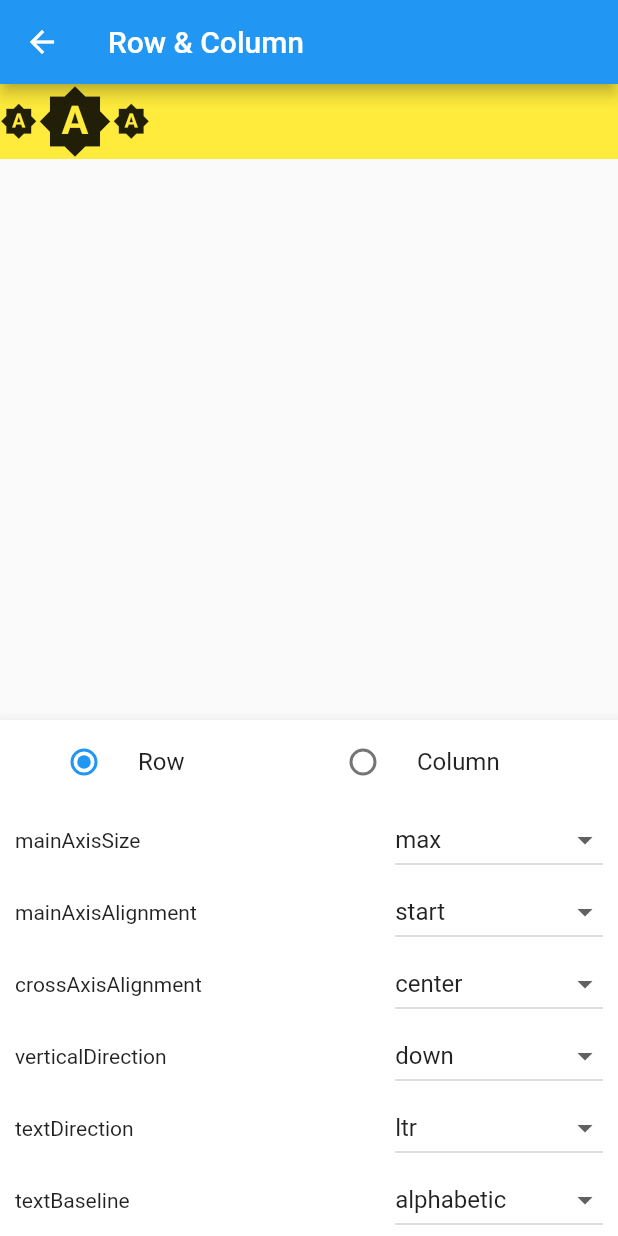
After one commit to callie-go/home-screen-listtitle, a Flutter app: the RowColumnView screen opened directly, on a phone screen of 412 x 824 dp. The commit adds this screen. Run offline on Flutter 3.47's test engine with Material 2 defaults, Android fonts, the phone set to English and light mode, and no system bars; our stand-ins replace bloc, equatable, flutter_bloc.

Commit message:
feature:row_column

```diff
--- /dev/null
+++ b/lib/src/feature/row_column/cubit/row_column_cubit.dart
@@ -0,0 +1,38 @@
+// ignore: depend_on_referenced_packages
+import 'package:bloc/bloc.dart';
+import 'package:equatable/equatable.dart';
+import 'package:flutter/cupertino.dart';
+
+part 'row_column_state.dart';
+
+class RowColumnCubit extends Cubit<RowColumnState> {
+  RowColumnCubit() : super(const RowColumnState());
+
+  void toggleIsRow() {
+    emit(state.copyWith(isRow: !state.isRow));
+  }
+
+  void onChangeMainAxisSize(MainAxisSize? newValue) {
+    emit(state.copyWith(mainAxisSize: newValue));
+  }
+
+  void onChangeMainAxisAlignment(MainAxisAlignment? newValue) {
+    emit(state.copyWith(mainAxisAlignment: newValue));
+  }
+
+  void onChangeCrossAxisAlignment(CrossAxisAlignment? newValue) {
+    emit(state.copyWith(crossAxisAlignment: newValue));
+  }
+
+  void onChangeVerticalDirection(VerticalDirection? newValue) {
+    emit(state.copyWith(verticalDirection: newValue));
+  }
+
+  void onChangeTextDirection(TextDirection? newValue) {
+    emit(state.copyWith(textDirection: newValue));
+  }
+
+  void onChangeTextBaseline(TextBaseline? newValue) {
+    emit(state.copyWith(textBaseline: newValue));
+  }
+}
--- /dev/null
+++ b/lib/src/feature/row_column/cubit/row_column_state.dart
@@ -0,0 +1,53 @@
+part of 'row_column_cubit.dart';
+
+@immutable
+class RowColumnState extends Equatable {
+  const RowColumnState({
+    this.isRow = true,
+    this.mainAxisAlignment = MainAxisAlignment.start,
+    this.mainAxisSize = MainAxisSize.max,
+    this.crossAxisAlignment = CrossAxisAlignment.center,
+    this.verticalDirection = VerticalDirection.down,
+    this.textDirection = TextDirection.ltr,
+    this.textBaseline = TextBaseline.alphabetic,
+  });
+
+  @override
+  List<Object?> get props => [
+        isRow,
+        mainAxisAlignment,
+        mainAxisSize,
+        crossAxisAlignment,
+        verticalDirection,
+        textDirection,
+        textBaseline,
+      ];
+
+  final bool isRow;
+  final MainAxisAlignment mainAxisAlignment;
+  final MainAxisSize mainAxisSize;
+  final CrossAxisAlignment crossAxisAlignment;
+  final VerticalDirection verticalDirection;
+  final TextDirection textDirection;
+  final TextBaseline textBaseline;
+
+  RowColumnState copyWith({
+    bool? isRow,
+    MainAxisAlignment? mainAxisAlignment,
+    MainAxisSize? mainAxisSize,
+    CrossAxisAlignment? crossAxisAlignment,
+    VerticalDirection? verticalDirection,
+    TextDirection? textDirection,
+    TextBaseline? textBaseline,
+  }) {
+    return RowColumnState(
+      isRow: isRow ?? this.isRow,
+      mainAxisAlignment: mainAxisAlignment ?? this.mainAxisAlignment,
+      mainAxisSize: mainAxisSize ?? this.mainAxisSize,
+      crossAxisAlignment: crossAxisAlignment ?? this.crossAxisAlignment,
+      verticalDirection: verticalDirection ?? this.verticalDirection,
+      textDirection: textDirection ?? this.textDirection,
+      textBaseline: textBaseline ?? this.textBaseline,
+    );
+  }
+}
--- /dev/null
+++ b/lib/src/feature/row_column/views/row_column_screen.dart
@@ -0,0 +1,16 @@
+import 'package:flutter/material.dart';
+import 'package:flutter_bloc/flutter_bloc.dart';
+import 'package:home_screen_listtile/src/feature/row_column/cubit/row_column_cubit.dart';
+import 'package:home_screen_listtile/src/feature/row_column/views/row_column_view.dart';
+
+class RowColumnPage extends StatelessWidget {
+  const RowColumnPage({super.key});
+
+  @override
+  Widget build(BuildContext context) {
+    return BlocProvider(
+      create: (context) => RowColumnCubit(),
+      child: const RowColumnView(),
+    );
+  }
+}
--- /dev/null
+++ b/lib/src/feature/row_column/views/row_column_view.dart
@@ -0,0 +1,17 @@
+import 'package:flutter/material.dart';
+import 'package:home_screen_listtile/src/feature/row_column/widgets/setting_bottom_appbar.dart';
+
+import '../widgets/main_screen-row_column.dart';
+
+class RowColumnView extends StatelessWidget {
+  const RowColumnView({super.key});
+
+  @override
+  Widget build(BuildContext context) {
+    return Scaffold(
+      appBar: AppBar(title: const Text('Row & Column')),
+      bottomNavigationBar: const BottomAppBar(child: SettingBottomAppBar()),
+      body: Container(color: Colors.yellow, child: const MainRowColumn()),
+    );
+  }
+}
--- /dev/null
+++ b/lib/src/feature/row_column/widgets/main_screen-row_column.dart
@@ -0,0 +1,52 @@
+import 'package:flutter/material.dart';
+import 'package:flutter_bloc/flutter_bloc.dart';
+import 'package:home_screen_listtile/src/feature/row_column/cubit/row_column_cubit.dart';
+
+class MainRowColumn extends StatelessWidget {
+  const MainRowColumn({super.key});
+
+  List<Widget> getChildren() {
+    return const [
+      Icon(Icons.brightness_auto, size: 25),
+      Icon(Icons.brightness_auto, size: 50),
+      Icon(Icons.brightness_auto, size: 25),
+    ];
+  }
+
+  @override
+  Widget build(BuildContext context) {
+    return BlocBuilder<RowColumnCubit, RowColumnState>(
+      builder: (context, state) {
+        final isRow = state.isRow;
+        final mainAxisAlignment = state.mainAxisAlignment;
+        final mainAxisSize = state.mainAxisSize;
+        final crossAxisAlignment = state.crossAxisAlignment;
+        final verticalDirection = state.verticalDirection;
+        final textDirection = state.textDirection;
+        final textBaseline = state.textBaseline;
+
+        if (isRow) {
+          return Row(
+            mainAxisAlignment: mainAxisAlignment,
+            mainAxisSize: mainAxisSize,
+            crossAxisAlignment: crossAxisAlignment,
+            verticalDirection: verticalDirection,
+            textDirection: textDirection,
+            textBaseline: textBaseline,
+            children: getChildren(),
+          );
+        }
+
+        return Column(
+          mainAxisAlignment: mainAxisAlignment,
+          mainAxisSize: mainAxisSize,
+          crossAxisAlignment: crossAxisAlignment,
+          verticalDirection: verticalDirection,
+          textDirection: textDirection,
+          textBaseline: textBaseline,
+          children: getChildren(),
+        );
+      },
+    );
+  }
+}
--- /dev/null
+++ b/lib/src/feature/row_column/widgets/setting_bottom_appbar.dart
@@ -0,0 +1,120 @@
+import 'package:flutter/material.dart';
+import 'package:flutter_bloc/flutter_bloc.dart';
+import 'package:home_screen_listtile/src/feature/row_column/cubit/row_column_cubit.dart';
+import 'package:home_screen_listtile/src/widgets/setting_row.dart';
+
+class SettingBottomAppBar extends StatelessWidget {
+  const SettingBottomAppBar({super.key});
+
+  @override
+  Widget build(BuildContext context) {
+    return Padding(
+      padding: const EdgeInsets.symmetric(
+        horizontal: 10.0,
+      ),
+      child: BlocBuilder<RowColumnCubit, RowColumnState>(
+        builder: (context, state) {
+          final cubit = context.read<RowColumnCubit>();
+          return Column(
+            mainAxisSize: MainAxisSize.min,
+            children: [
+              Padding(
+                padding: const EdgeInsets.symmetric(
+                  horizontal: 10.0,
+                ),
+                child: _buildRadioRow(cubit: cubit, isRow: state.isRow),
+              ),
+              SettingRow<MainAxisSize>(
+                title: 'mainAxisSize',
+                currentValue: state.mainAxisSize,
+                valueList: const [
+                  MapEntry('max', MainAxisSize.max),
+                  MapEntry('min', MainAxisSize.min),
+                ],
+                onChanged: cubit.onChangeMainAxisSize,
+              ),
+              SettingRow<MainAxisAlignment>(
+                title: 'mainAxisAlignment',
+                currentValue: state.mainAxisAlignment,
+                valueList: const [
+                  MapEntry('start', MainAxisAlignment.start),
+                  MapEntry('end', MainAxisAlignment.end),
+                  MapEntry('center', MainAxisAlignment.center),
+                  MapEntry('spaceBetween', MainAxisAlignment.spaceBetween),
+                  MapEntry('spaceAround', MainAxisAlignment.spaceAround),
+                  MapEntry('spaceEvenly', MainAxisAlignment.spaceEvenly),
+                ],
+                onChanged: cubit.onChangeMainAxisAlignment,
+              ),
+              SettingRow<CrossAxisAlignment>(
+                title: 'crossAxisAlignment',
+                currentValue: state.crossAxisAlignment,
+                valueList: const [
+                  MapEntry('start', CrossAxisAlignment.start),
+                  MapEntry('end', CrossAxisAlignment.end),
+                  MapEntry('center', CrossAxisAlignment.center),
+                  MapEntry('stretch', CrossAxisAlignment.stretch),
+                  MapEntry('baseline', CrossAxisAlignment.baseline),
+                ],
+                onChanged: cubit.onChangeCrossAxisAlignment,
+              ),
+              SettingRow<VerticalDirection>(
+                title: 'verticalDirection',
+                currentValue: state.verticalDirection,
+                valueList: const [
+                  MapEntry('down', VerticalDirection.down),
+                  MapEntry('up', VerticalDirection.up),
+                ],
+                onChanged: cubit.onChangeVerticalDirection,
+              ),
+              SettingRow<TextDirection>(
+                title: 'textDirection',
+                currentValue: state.textDirection,
+                valueList: const [
+                  MapEntry('ltr', TextDirection.ltr),
+                  MapEntry('rtl', TextDirection.rtl),
+                ],
+                onChanged: cubit.onChangeTextDirection,
+              ),
+              SettingRow<TextBaseline>(
+                title: 'textBaseline',
+                currentValue: state.textBaseline,
+                valueList: const [
+                  MapEntry('alphabetic', TextBaseline.alphabetic),
+                  MapEntry('ideographic', TextBaseline.ideographic),
+                ],
+                onChanged: cubit.onChangeTextBaseline,
+              ),
+            ],
+          );
+        },
+      ),
+    );
+  }
+
+  Widget _buildRadioRow({required RowColumnCubit cubit, required bool isRow}) {
+    return Row(
+      mainAxisAlignment: MainAxisAlignment.spaceBetween,
+      children: [
+        Expanded(
+          child: SettingRow<bool>(
+            title: 'Row',
+            settingType: SettingType.radio,
+            currentValue: true,
+            radioGroupValue: isRow,
+            onChanged: (value) => cubit.toggleIsRow(),
+          ),
+        ),
+        Expanded(
+          child: SettingRow<bool>(
+            title: 'Column',
+            settingType: SettingType.radio,
+            currentValue: false,
+            radioGroupValue: isRow,
+            onChanged: (value) => cubit.toggleIsRow(),
+          ),
+        ),
+      ],
+    );
+  }
+}
--- a/lib/src/router/router.dart
+++ b/lib/src/router/router.dart
@@ -1,5 +1,6 @@
 import 'package:flutter/material.dart';
 import 'package:home_screen_listtile/src/feature/home/view/home_screen.dart';
+import 'package:home_screen_listtile/src/feature/row_column/views/row_column_screen.dart';
 import 'package:home_screen_listtile/src/router/route_names.dart';
 
 class AppRouter {
@@ -9,6 +10,12 @@
         return MaterialPageRoute(
           builder: (context) {
             return const HomeScreen();
+          },
+        );
+      case RouterNames.rowAndColumn:
+        return MaterialPageRoute(
+          builder: (context) {
+            return const RowColumnPage();
           },
         );
       default:
--- /dev/null
+++ b/lib/src/widgets/setting_row.dart
@@ -0,0 +1,99 @@
+import 'package:flutter/material.dart';
+
+enum SettingType {
+  switcher,
+  dropdown,
+  radio,
+}
+
+class SettingRow<T> extends StatefulWidget {
+  const SettingRow({
+    super.key,
+    this.title = '',
+    this.settingType = SettingType.dropdown,
+    this.dropdownHint = 'Select an option',
+    this.currentValue,
+    this.radioGroupValue,
+    this.valueList = const [],
+    this.onChanged,
+  });
+
+  final String title;
+  final SettingType settingType;
+  final String dropdownHint;
+  final T? currentValue;
+  final T? radioGroupValue;
+  final List<MapEntry<String, T?>> valueList;
+  final void Function(T?)? onChanged;
+
+  @override
+  State<SettingRow> createState() => _SettingRowState<T>();
+}
+
+class _SettingRowState<T> extends State<SettingRow<T>> {
+  late T? _currentValue;
+
+  @override
+  void initState() {
+    super.initState();
+    _currentValue = widget.currentValue;
+  }
+
+  void onUserSelectValue(T? value) {
+    setState(() {
+      _currentValue = value;
+    });
+    widget.onChanged?.call(value);
+  }
+
+  @override
+  Widget build(BuildContext context) {
+    if (widget.settingType == SettingType.radio) {
+      return _buildRadio();
+    }
+    return Row(
+      mainAxisAlignment: MainAxisAlignment.spaceBetween,
+      children: [
+        if (widget.title.isNotEmpty) Text(widget.title),
+        if (widget.settingType == SettingType.switcher && _currentValue is bool)
+          _buildSwitcher()
+        else if (widget.settingType == SettingType.dropdown)
+          _buildDropdown(),
+      ],
+    );
+  }
+
+  Widget _buildSwitcher() {
+    return Switch(
+      value: (_currentValue as bool?) ?? false,
+      onChanged: (value) {
+        if (_currentValue is bool) {
+          onUserSelectValue(value as T);
+        }
+      },
+    );
+  }
+
+  Widget _buildDropdown() {
+    return DropdownButton<T?>(
+      value: _currentValue,
+      onChanged: onUserSelectValue,
+      hint: Text(widget.dropdownHint),
+      items: widget.valueList.map((value) {
+        return DropdownMenuItem(
+          value: value.value,
+          child: Text(value.key),
+        );
+      }).toList(),
+    );
+  }
+
+  Widget _buildRadio() {
+    return RadioListTile<T?>(
+      value: _currentValue,
+      groupValue: widget.radioGroupValue,
+      title: Text(widget.title),
+      onChanged: onUserSelectValue,
+    );
+  }
+}
--- a/pubspec.yaml
+++ b/pubspec.yaml
@@ -35,6 +35,8 @@
   # The following adds the Cupertino Icons font to your application.
   # Use with the CupertinoIcons class for iOS style icons.
   cupertino_icons: ^1.0.2
+  flutter_bloc: ^8.1.3
+  equatable: ^2.0.5
 
 dev_dependencies:
   flutter_test:
```
Also changed, not shown: pubspec.lock.
